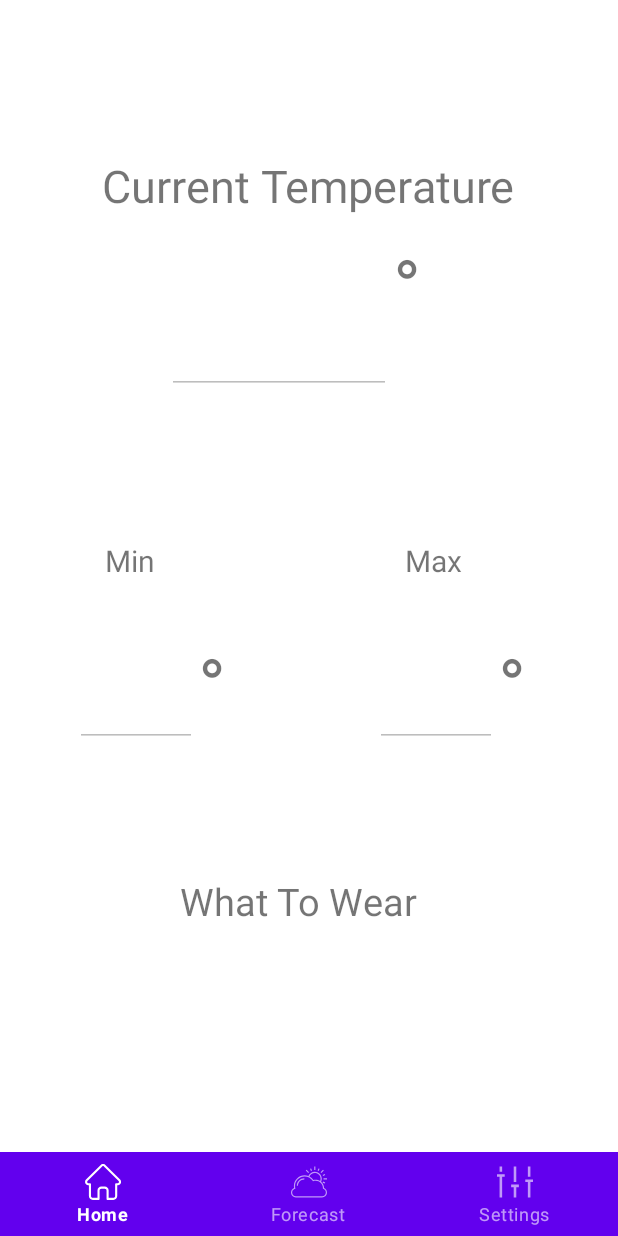
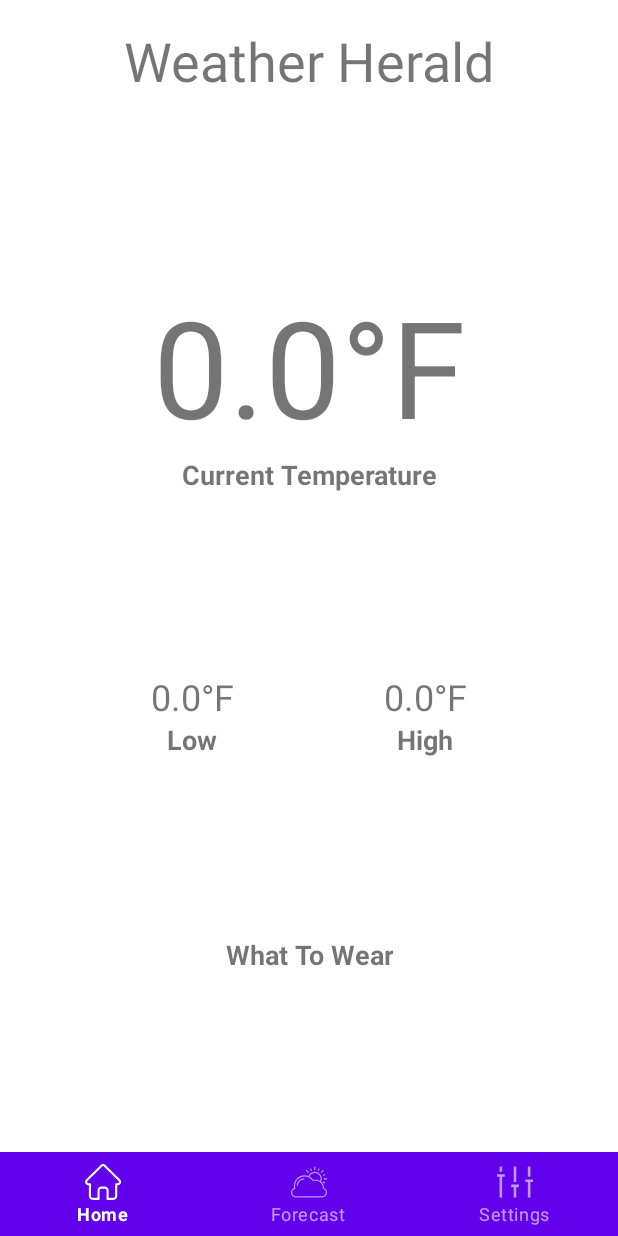
Before and after one commit to RyanHiller/WeatherHerald, an Android app: the screen it shows after launch (MainActivity), on a phone screen of 412 x 824 dp. Run offline under Robolectric (Android 15) with nearby library versions, the phone set to English and light mode, and no system bars; our stand-ins replace Volley; network calls fail; 1 statement that could not run was skipped.

Commit message:
Home page temperature rendering correctly, temp conversion not.

```diff
--- a/app/src/main/java/msudenver/cs3013/spring2020/weatherherald/HomeFragment.kt
+++ b/app/src/main/java/msudenver/cs3013/spring2020/weatherherald/HomeFragment.kt
@@ -1,6 +1,7 @@
 package msudenver.cs3013.spring2020.weatherherald
 
 import android.os.Bundle
+import android.util.Log
 import androidx.fragment.app.Fragment
 import android.view.LayoutInflater
 import android.view.View
@@ -13,12 +14,33 @@ class HomeFragment : Fragment() {
         inflater: LayoutInflater, container: ViewGroup?,
         savedInstanceState: Bundle?
     ): View? {
-        val tempView = activity?.findViewById<TextView>(R.id.current_temp)
-        val temperature = PreferenceManager.getDefaultSharedPreferences(activity?.baseContext)
-            .getFloat("current_temp", 0.0F)
-        tempView?.text = temperature.toString()
+        val view = inflater.inflate(R.layout.fragment_home2, container, false)
+
+        updateUI(view)
 
         // Inflate the layout for this fragment
-        return inflater.inflate(R.layout.fragment_home, container, false)
+        return view
+    }
+
+    private fun updateUI(view: View) {
+        val currTempView = view.findViewById<TextView>(R.id.currentTemp)
+        val dayHighView = view.findViewById<TextView>(R.id.dayHigh)
+        val dayLowView = view.findViewById<TextView>(R.id.dayLow)
+        val sharedPreferences = PreferenceManager.getDefaultSharedPreferences(activity?.baseContext)
+        val currTemp = sharedPreferences.getFloat("current_temp", 0.0F)
+        val dayHigh = sharedPreferences.getFloat("today_high", 0.0F)
+        val dayLow = sharedPreferences.getFloat("today_low", 0.0F)
+        val tempUnit = if (PreferenceManager.getDefaultSharedPreferences(activity?.baseContext)
+                .getBoolean("temp_toggle", false)
+        ) "C" else "F"
+        val degreeSign = getText(R.string.degreeSign)
+
+        val currTempString = "$currTemp${degreeSign}${tempUnit}"
+        val dayHighString = "$dayHigh${degreeSign}${tempUnit}"
+        val dayLowString = "$dayLow${degreeSign}${tempUnit}"
+
+        currTempView?.text = currTempString
+        dayHighView?.text = dayHighString
+        dayLowView?.text = dayLowString
     }
 }
--- a/app/src/main/res/layout/fragment_home2.xml
+++ b/app/src/main/res/layout/fragment_home2.xml
@@ -1,28 +1,36 @@
 <?xml version="1.0" encoding="utf-8"?>
-<androidx.constraintlayout.widget.ConstraintLayout xmlns:android="http://schemas.android.com/apk/res/android"
+<LinearLayout xmlns:android="http://schemas.android.com/apk/res/android"
     xmlns:app="http://schemas.android.com/apk/res-auto"
     xmlns:tools="http://schemas.android.com/tools"
     android:id="@+id/home_fragment_container"
     android:layout_width="match_parent"
-    android:layout_height="match_parent">
+    android:layout_height="match_parent"
+    android:orientation="vertical">
 
     <TextView
         android:id="@+id/homeTitle"
-        android:layout_width="wrap_content"
+        android:layout_width="match_parent"
         android:layout_height="wrap_content"
         android:layout_marginTop="16dp"
+        android:gravity="center"
         android:text="@string/app_name"
         android:textSize="36sp"
         app:layout_constraintEnd_toEndOf="parent"
         app:layout_constraintStart_toStartOf="parent"
         app:layout_constraintTop_toTopOf="parent" />
 
+    <androidx.constraintlayout.widget.ConstraintLayout
+        android:id="@+id/homeContent"
+        android:layout_width="match_parent"
+        android:layout_height="match_parent">
+
         <LinearLayout
             android:id="@+id/currentTempContainer"
             android:layout_width="wrap_content"
             android:layout_height="wrap_content"
+            android:gravity="center"
             android:orientation="vertical"
-        app:layout_constraintBottom_toTopOf="@+id/dayHighContainer"
+            app:layout_constraintBottom_toTopOf="@+id/dayLowContainer"
             app:layout_constraintEnd_toEndOf="parent"
             app:layout_constraintHorizontal_bias="0.5"
             app:layout_constraintStart_toStartOf="parent"
@@ -30,15 +38,19 @@
 
             <TextView
                 android:id="@+id/currentTemp"
-            android:layout_width="wrap_content"
-            android:layout_height="wrap_content"
+                android:layout_width="match_parent"
+                android:layout_height="match_parent"
+                android:gravity="center"
                 android:textSize="90sp" />
 
             <TextView
                 android:id="@+id/currentTempTitle"
                 android:layout_width="match_parent"
                 android:layout_height="wrap_content"
-            android:text="@string/current_temperature" />
+                android:gravity="center"
+                android:text="@string/current_temperature"
+                android:textSize="18sp"
+                android:textStyle="bold" />
         </LinearLayout>
 
         <LinearLayout
@@ -48,22 +60,27 @@
             android:foregroundGravity="center"
             android:gravity="center"
             android:orientation="vertical"
-        app:layout_constraintBottom_toBottomOf="@+id/dayHighContainer"
+            app:layout_constraintBottom_toTopOf="@+id/whatToWearTitle"
             app:layout_constraintEnd_toStartOf="@+id/dayHighContainer"
             app:layout_constraintHorizontal_bias="0.5"
             app:layout_constraintStart_toStartOf="parent"
-        app:layout_constraintTop_toTopOf="@+id/dayHighContainer">
+            app:layout_constraintTop_toBottomOf="@+id/currentTempContainer">
 
             <TextView
                 android:id="@+id/dayLow"
                 android:layout_width="wrap_content"
-            android:layout_height="wrap_content" />
+                android:layout_height="wrap_content"
+                android:gravity="center"
+                android:textSize="24sp" />
 
             <TextView
                 android:id="@+id/dayLowTitle"
-            android:layout_width="match_parent"
+                android:layout_width="wrap_content"
                 android:layout_height="wrap_content"
-            android:text="@string/low" />
+                android:gravity="center"
+                android:text="@string/low"
+                android:textSize="18sp"
+                android:textStyle="bold" />
         </LinearLayout>
 
         <LinearLayout
@@ -73,35 +90,44 @@
             android:foregroundGravity="center"
             android:gravity="center"
             android:orientation="vertical"
-        app:layout_constraintBottom_toTopOf="@+id/textView7"
+            app:layout_constraintBottom_toBottomOf="@+id/dayLowContainer"
             app:layout_constraintEnd_toEndOf="parent"
             app:layout_constraintHorizontal_bias="0.5"
             app:layout_constraintStart_toEndOf="@+id/dayLowContainer"
-        app:layout_constraintTop_toBottomOf="@+id/currentTempContainer">
+            app:layout_constraintTop_toTopOf="@+id/dayLowContainer">
 
             <TextView
                 android:id="@+id/dayHigh"
                 android:layout_width="wrap_content"
-            android:layout_height="wrap_content" />
+                android:layout_height="wrap_content"
+                android:gravity="center"
+                android:textSize="24sp" />
 
             <TextView
                 android:id="@+id/dayHighTitle"
                 android:layout_width="wrap_content"
                 android:layout_height="wrap_content"
+                android:gravity="center"
                 android:text="@string/high"
-            android:textSize="18sp" />
+                android:textSize="18sp"
+                android:textStyle="bold" />
 
         </LinearLayout>
 
         <TextView
-        android:id="@+id/textView7"
+            android:id="@+id/whatToWearTitle"
             android:layout_width="wrap_content"
             android:layout_height="wrap_content"
+            android:gravity="center"
             android:text="@string/what_to_wear"
+            android:textSize="18sp"
+            android:textStyle="bold"
             app:layout_constraintBottom_toBottomOf="parent"
             app:layout_constraintEnd_toEndOf="parent"
             app:layout_constraintHorizontal_bias="0.5"
             app:layout_constraintStart_toStartOf="parent"
-        app:layout_constraintTop_toBottomOf="@+id/dayHighContainer" />
+            app:layout_constraintTop_toBottomOf="@+id/dayLowContainer" />
 
     </androidx.constraintlayout.widget.ConstraintLayout>
+
+</LinearLayout>
```
Lines whose indentation alone changed are shown as unchanged.
